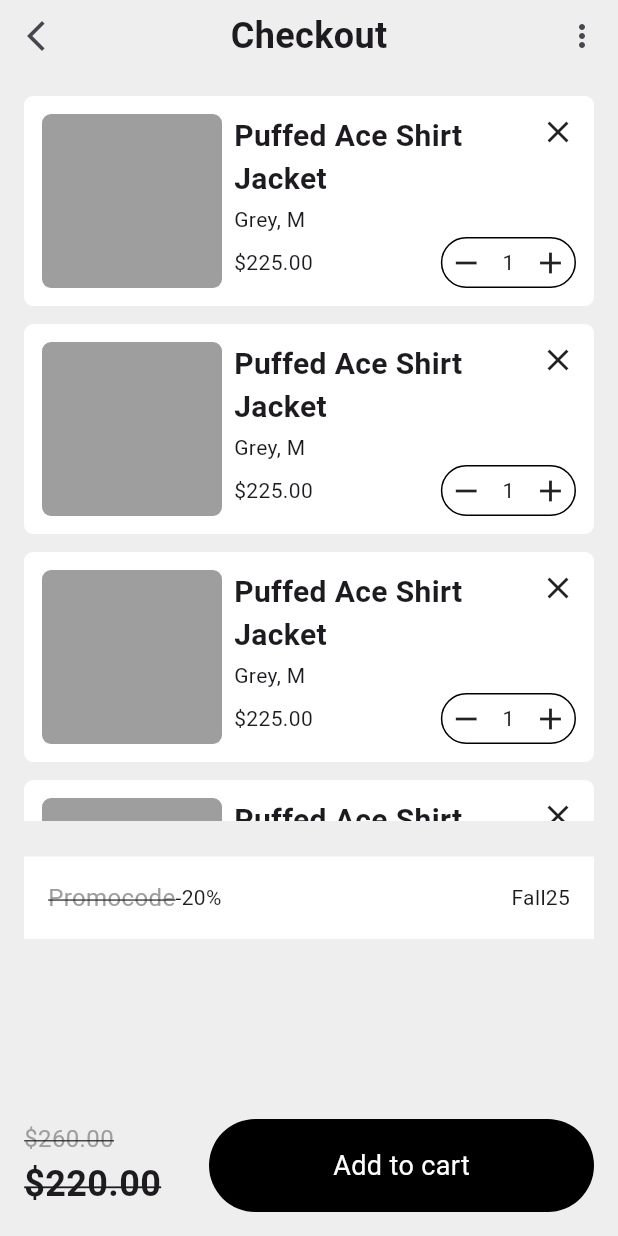
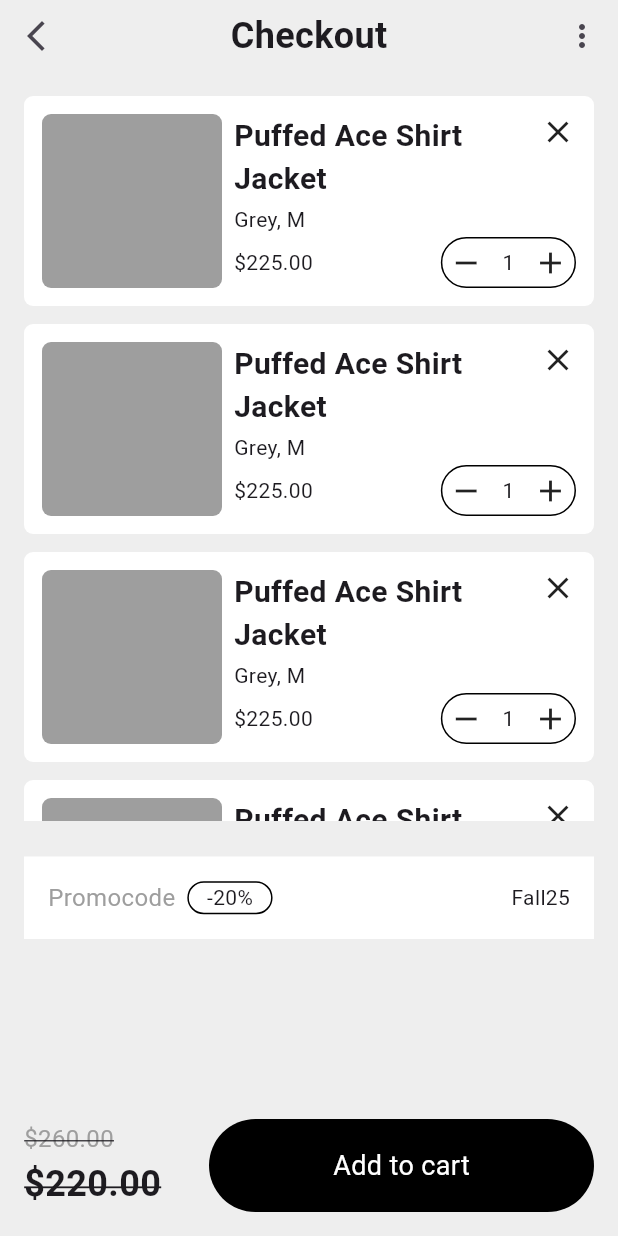
Before and after one commit to JAICHANGPARK/flutter_notebook_chapter_49, a Flutter app: the ECommerceCheckoutPage screen opened directly, on a phone screen of 412 x 824 dp. Run offline on Flutter 3.47's test engine with Material 3 defaults, Android fonts, the phone set to English and light mode, and no system bars; our stand-ins replace dots_indicator, gap, google_fonts; Roboto replaces fonts that are missing (Akshar).

Commit message:
Update e_commerce_checkout_page.dart

```diff
--- a/lib/ep2451_e_commerce_app/ui/e_commerce_checkout_page.dart
+++ b/lib/ep2451_e_commerce_app/ui/e_commerce_checkout_page.dart
@@ -126,17 +126,21 @@ class _ECommerceCheckoutPageState extends State<ECommerceCheckoutPage> {
                       padding: .only(top: 16, bottom: 16, left: 16, right: 16),
                       decoration: BoxDecoration(color: Colors.white),
                       child: Row(
+                        spacing: 8,
                         children: [
                           Text(
                             "Promocode",
                             style: GoogleFonts.akshar(
                               color: Colors.grey,
-                              decoration: TextDecoration.lineThrough,
+
                               fontSize: 16,
                             ),
                           ),
                           Container(
-                            decoration: ShapeDecoration(shape: StadiumBorder()),
+                            decoration: ShapeDecoration(
+                              shape: StadiumBorder(side: BorderSide()),
+                            ),
+                            padding: .symmetric(horizontal: 12, ),
                             child: Text("-20%"),
                           ),
                           Spacer(),
```
